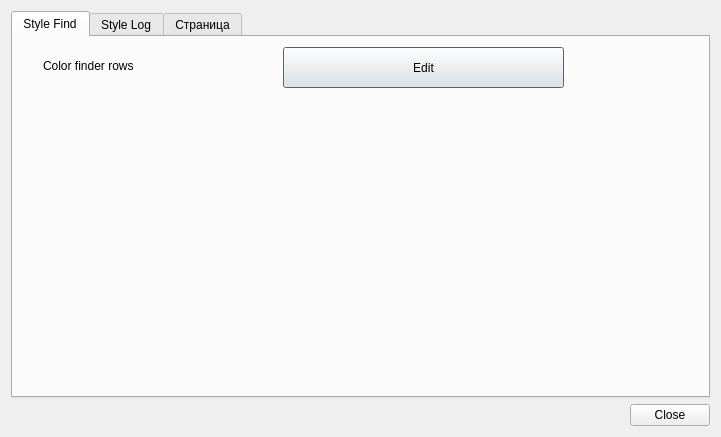
Old version of the form dialogsettings.ui in the repository ionson100/bsrlog.
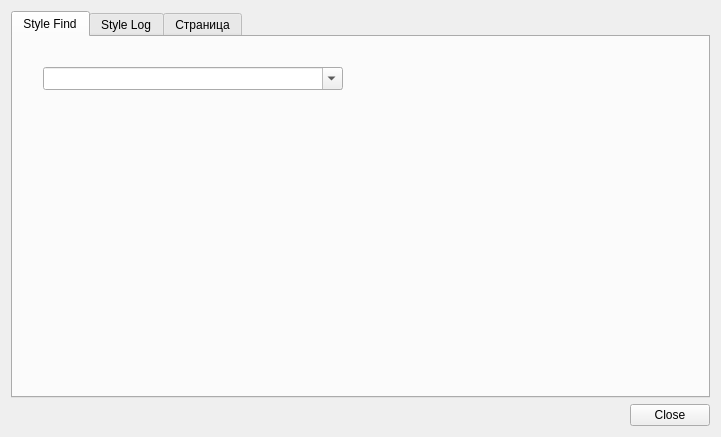
New version of the form. The open tabs and pages were chosen to show the change.

Diff of the .ui file:
```diff
--- a/dialogsettings.ui
+++ b/dialogsettings.ui
@@ -25,30 +25,37 @@
         <attribute name="title">
          <string>Style Find</string>
         </attribute>
-        <widget class="QLabel" name="label">
+        <widget class="QComboBox" name="comboBox">
          <property name="geometry">
           <rect>
            <x>30</x>
-           <y>20</y>
-           <width>231</width>
-           <height>17</height>
+           <y>30</y>
+           <width>300</width>
+           <height>23</height>
           </rect>
          </property>
-         <property name="text">
-          <string>Color finder rows</string>
+         <property name="minimumSize">
+          <size>
+           <width>300</width>
+           <height>0</height>
+          </size>
          </property>
-        </widget>
-        <widget class="QPushButton" name="pushButton_colort">
-         <property name="geometry">
-          <rect>
-           <x>270</x>
-           <y>10</y>
-           <width>281</width>
-           <height>41</height>
-          </rect>
+         <property name="maximumSize">
+          <size>
+           <width>16777215</width>
+           <height>33</height>
+          </size>
          </property>
-         <property name="text">
-          <string>Edit</string>
+         <property name="font">
+          <font>
+           <pointsize>9</pointsize>
+          </font>
+         </property>
+         <property name="contextMenuPolicy">
+          <enum>Qt::ActionsContextMenu</enum>
+         </property>
+         <property name="editable">
+          <bool>true</bool>
          </property>
         </widget>
        </widget>
```
Left out of the diff: 4 changed lines with no effect on the pictures.
